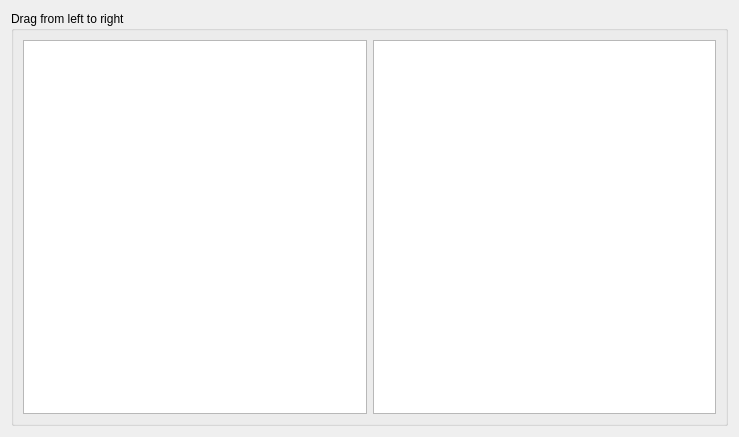
dlangille/bacula, file bacula/src/qt-console/tray-monitor/fileselectwizardpage.ui: the form before one commit.
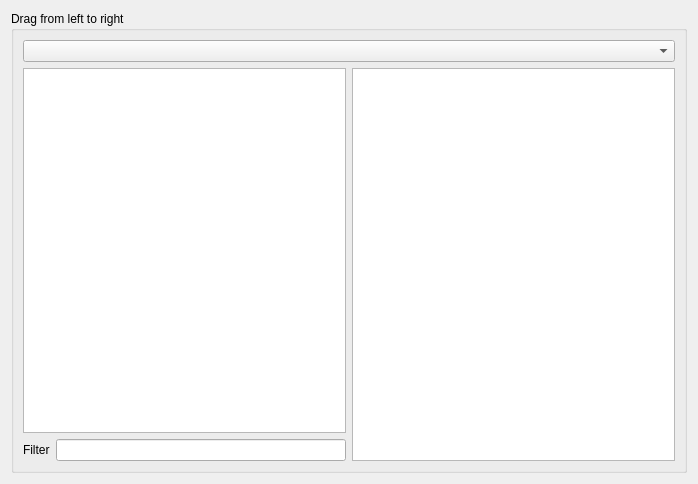
The form after the commit.

Diff of the .ui file:
```diff
--- a/bacula/src/qt-console/tray-monitor/fileselectwizardpage.ui
+++ b/bacula/src/qt-console/tray-monitor/fileselectwizardpage.ui
@@ -6,22 +6,33 @@
    <rect>
     <x>0</x>
     <y>0</y>
-    <width>739</width>
-    <height>437</height>
+    <width>698</width>
+    <height>484</height>
    </rect>
   </property>
   <property name="windowTitle">
    <string>WizardPage</string>
   </property>
   <layout class="QGridLayout" name="gridLayout">
-   <item row="0" column="0">
+   <item row="0" column="1">
     <widget class="QGroupBox" name="groupBox">
      <property name="title">
       <string>Drag from left to right</string>
      </property>
+     <layout class="QVBoxLayout" name="verticalLayout">
+      <item>
+       <widget class="QComboBox" name="filePathComboPath">
+        <property name="editable">
+         <bool>false</bool>
+        </property>
+       </widget>
+      </item>
+      <item>
      <layout class="QHBoxLayout" name="horizontalLayout">
       <item>
-       <widget class="QListView" name="sourceListView">
+         <layout class="QVBoxLayout" name="verticalLayout_2">
+          <item>
+           <widget class="QTableView" name="sourceTableView">
         <property name="editTriggers">
          <set>QAbstractItemView::NoEditTriggers</set>
         </property>
@@ -35,7 +46,7 @@
          <enum>QAbstractItemView::DragOnly</enum>
         </property>
         <property name="alternatingRowColors">
-         <bool>true</bool>
+             <bool>false</bool>
         </property>
         <property name="selectionMode">
          <enum>QAbstractItemView::ExtendedSelection</enum>
@@ -43,13 +54,38 @@
         <property name="selectionBehavior">
          <enum>QAbstractItemView::SelectRows</enum>
         </property>
-        <property name="layoutMode">
-         <enum>QListView::Batched</enum>
-        </property>
+            <property name="showGrid">
+             <bool>false</bool>
+            </property>
+            <property name="cornerButtonEnabled">
+             <bool>false</bool>
+            </property>
+            <attribute name="verticalHeaderVisible">
+             <bool>false</bool>
+            </attribute>
+            <attribute name="verticalHeaderHighlightSections">
+             <bool>false</bool>
+            </attribute>
        </widget>
       </item>
       <item>
-       <widget class="QListView" name="destListView">
+           <layout class="QHBoxLayout" name="horizontalLayout_2">
+            <item>
+             <widget class="QLabel" name="FilterLabel">
+              <property name="text">
+               <string>Filter</string>
+              </property>
+             </widget>
+            </item>
+            <item>
+             <widget class="QLineEdit" name="FilterEdit"/>
+            </item>
+           </layout>
+          </item>
+         </layout>
+        </item>
+        <item>
+         <widget class="QTableView" name="destTableView">
         <property name="acceptDrops">
          <bool>false</bool>
         </property>
@@ -74,10 +110,24 @@
         <property name="selectionBehavior">
          <enum>QAbstractItemView::SelectRows</enum>
         </property>
-        <property name="layoutMode">
-         <enum>QListView::Batched</enum>
-        </property>
-       </widget>
+          <property name="showGrid">
+           <bool>false</bool>
+          </property>
+          <property name="cornerButtonEnabled">
+           <bool>false</bool>
+          </property>
+          <attribute name="horizontalHeaderHighlightSections">
+           <bool>false</bool>
+          </attribute>
+          <attribute name="verticalHeaderVisible">
+           <bool>false</bool>
+          </attribute>
+          <attribute name="verticalHeaderHighlightSections">
+           <bool>false</bool>
+          </attribute>
+         </widget>
+        </item>
+       </layout>
       </item>
      </layout>
     </widget>
```
Lines whose indentation alone changed are shown as unchanged.
